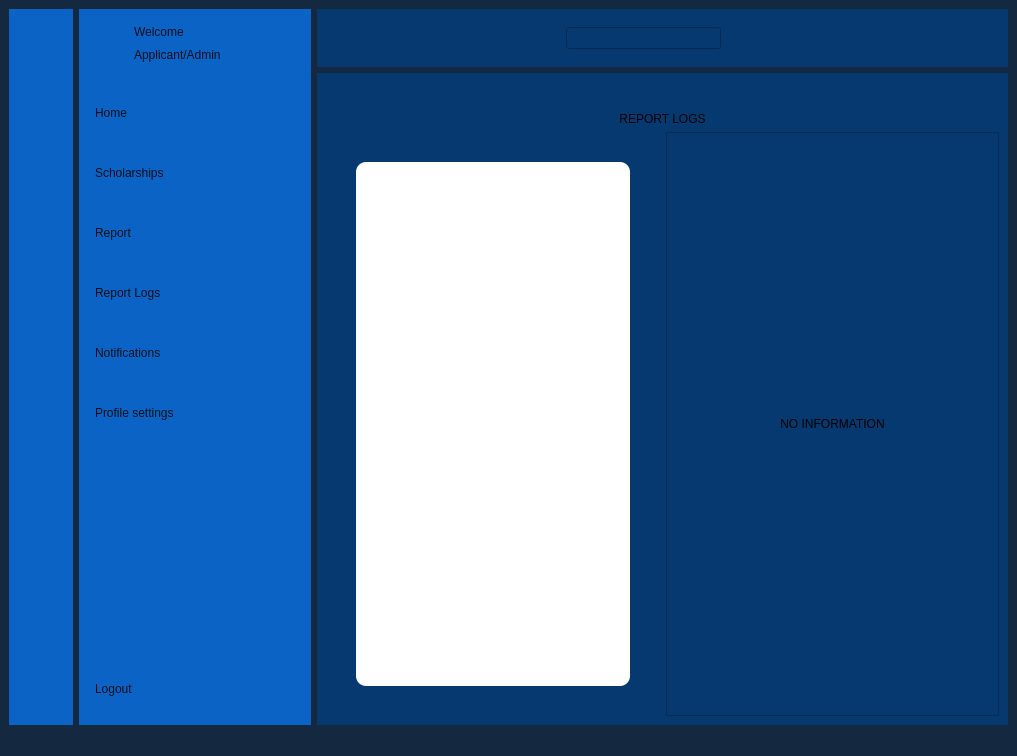
Before: the Qt Designer form SholarshipManagementSystem/homePage/applicantDash.ui in YNCO10/scholarshipManagementSystem, drawn with Qt 5.
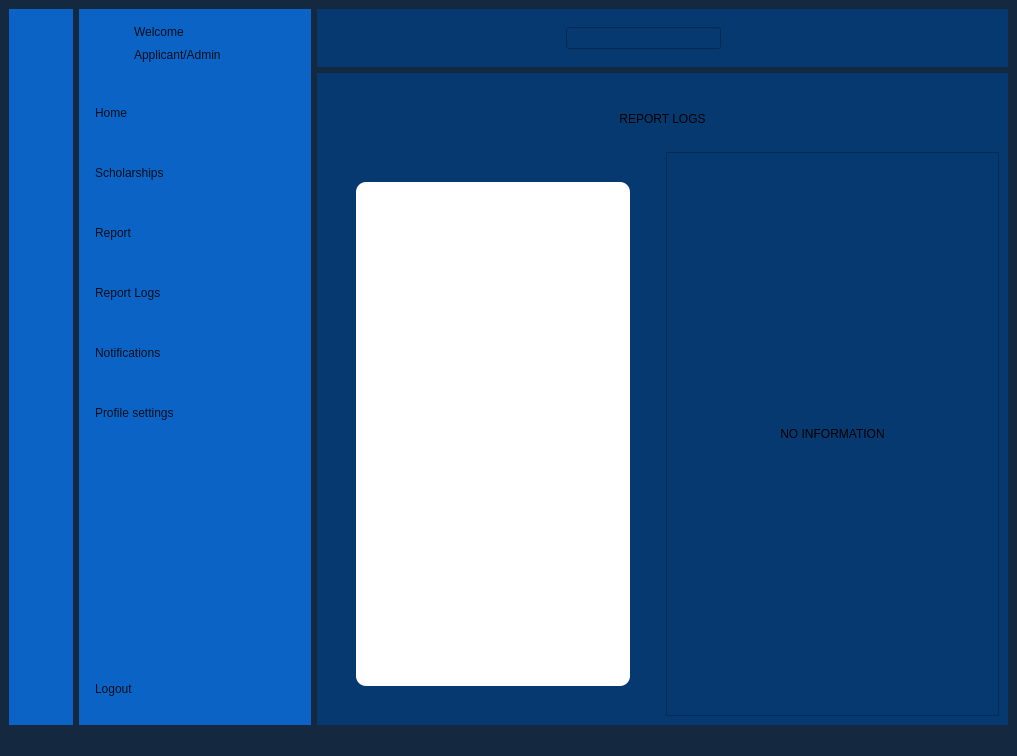
After: the same form once the commit is applied. The open tabs and pages were chosen to show the change. Icons and pictures are not drawn.

Patch:
```diff
--- a/SholarshipManagementSystem/homePage/applicantDash.ui
+++ b/SholarshipManagementSystem/homePage/applicantDash.ui
@@ -1444,6 +1444,16 @@
           </property>
          </widget>
         </item>
+        <item>
+         <widget class="QLabel" name="reportMsgLabel">
+          <property name="styleSheet">
+           <string notr="true">font: 12pt &quot;Segoe UI&quot;;</string>
+          </property>
+          <property name="text">
+           <string/>
+          </property>
+         </widget>
+        </item>
         <item>
          <layout class="QHBoxLayout" name="horizontalLayout_8">
           <item>
@@ -1464,7 +1474,7 @@
                <x>0</x>
                <y>0</y>
                <width>331</width>
-               <height>567</height>
+               <height>540</height>
               </rect>
              </property>
              <layout class="QVBoxLayout" name="verticalLayout_11">
```
Left out of the diff: 8 changed lines with no effect on the pictures.
